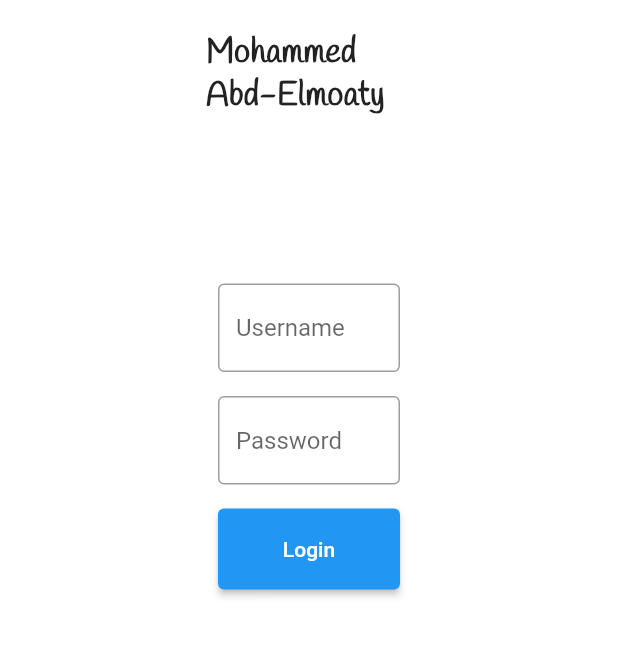
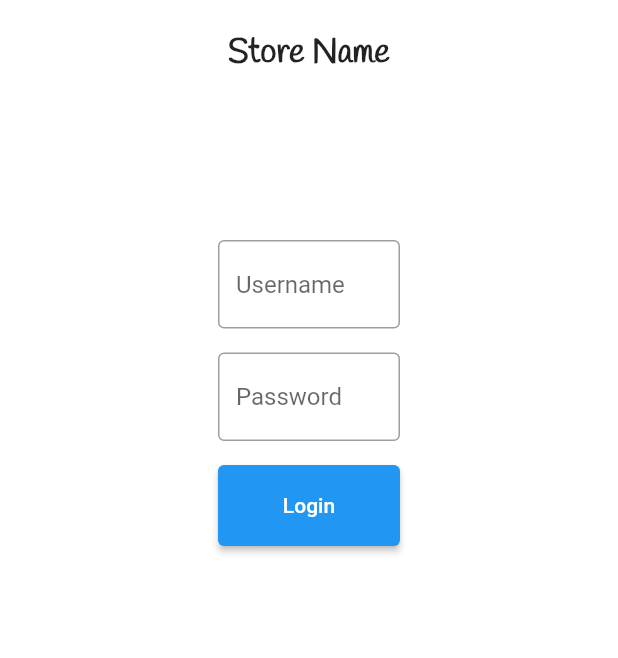
Before and after one commit to hassan-thabet/pos_system, a Flutter app: the screen it shows after launch, on a phone screen of 412 x 824 dp, the part 281-939 px from its top. Run offline on Flutter 3.47's test engine with Material 2 defaults, Android fonts, the phone set to English and light mode, and no system bars.

Commit message:
store name

```diff
--- a/lib/presentation/screens/home_screen.dart
+++ b/lib/presentation/screens/home_screen.dart
@@ -16,7 +16,7 @@ class HomeScreen extends StatelessWidget {
     return Scaffold(
       appBar: AppBar(
         title: const Text(
-          'Mohammed Abd-Elmoaty',
+          'Store Name',
           style: TextStyle(
               fontFamily: 'Handlee',
               color: Colors.white,
--- a/lib/presentation/screens/login_screen.dart
+++ b/lib/presentation/screens/login_screen.dart
@@ -27,7 +27,7 @@ class LoginScreen extends StatelessWidget {
                 height: 20,
               ),
               const Text(
-                'Mohammed Abd-Elmoaty',
+                'Store Name',
                 style: TextStyle(
                     fontFamily: 'Handlee',
                     color: Colors.black87,
```
